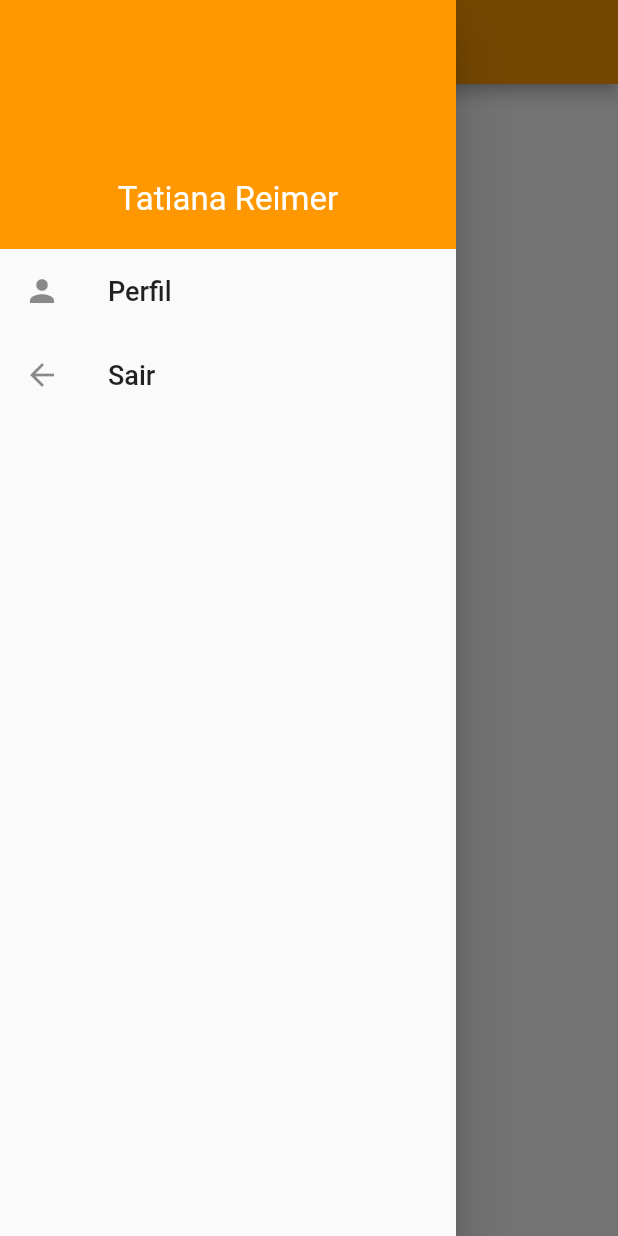
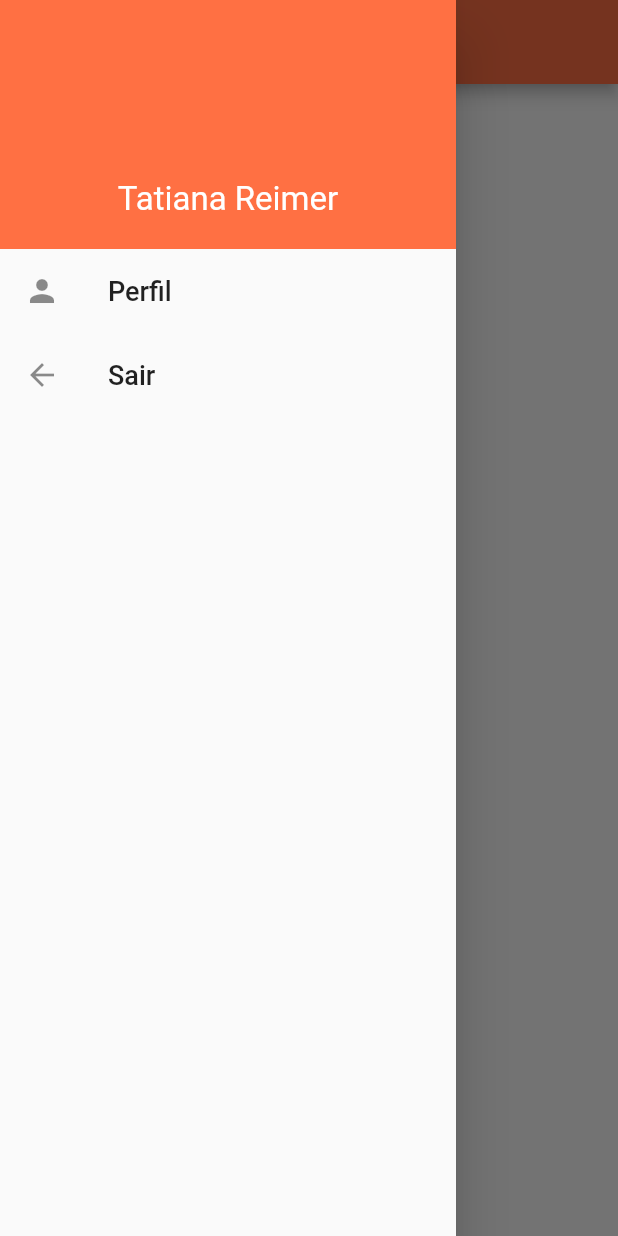
Before and after one commit to tatirb/Doap, a Flutter app: the screen it shows once a user with an empty profile is signed in, with the side drawer open, on a phone screen of 412 x 824 dp. Run offline on Flutter 3.47's test engine with Material 2 defaults, Android fonts, the phone set to English and light mode, and no system bars; our stand-ins replace cloud_firestore, firebase_auth, firebase_core, flutter_spinkit; accounts and stored records are empty.

Commit message:
Add files via upload

```diff
--- a/lib/main.dart
+++ b/lib/main.dart
@@ -15,6 +15,7 @@ void main() async {
 
 class MyApp extends StatelessWidget {
   // This widget is the root of your application.
+  //Color selection = Colors.deepOrange[300];
   @override
   Widget build(BuildContext context) {
     return StreamProvider<TheUser>.value (
@@ -22,7 +23,8 @@ class MyApp extends StatelessWidget {
       child: MaterialApp(
       title: 'Doap',
       theme: ThemeData(
-        primarySwatch: Colors.orange,
+        primaryColor: Colors.deepOrange[400],
+        primarySwatch: Colors.deepOrange,
         visualDensity: VisualDensity.adaptivePlatformDensity,
       ),
       home: Wrapper(),
```
